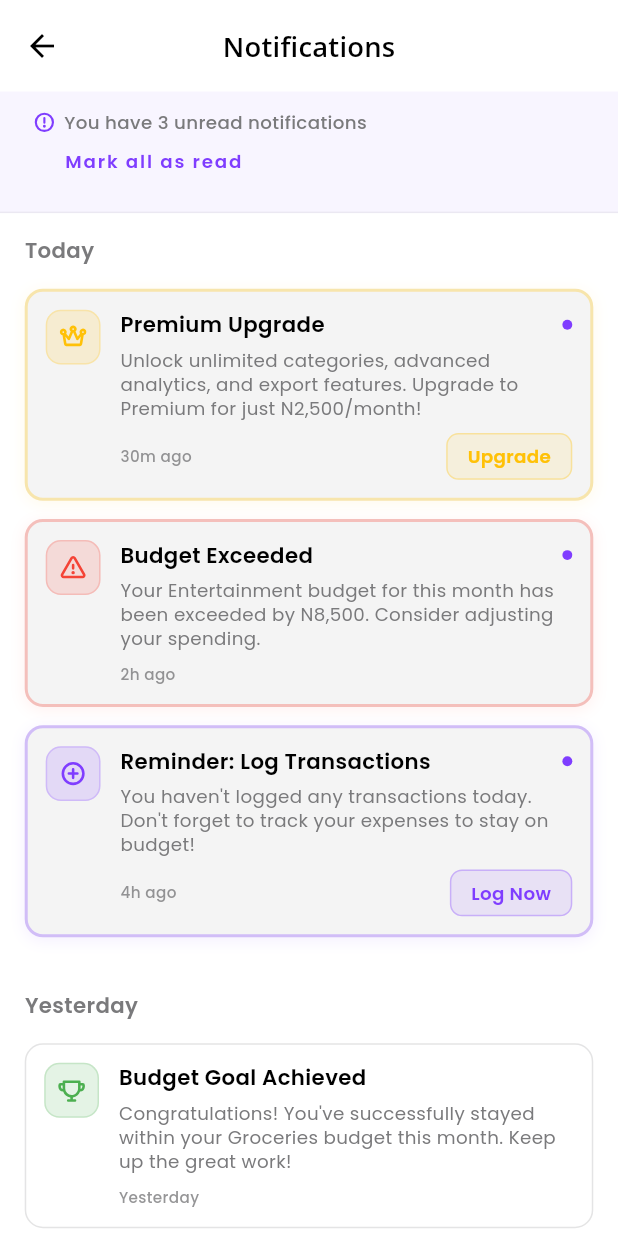
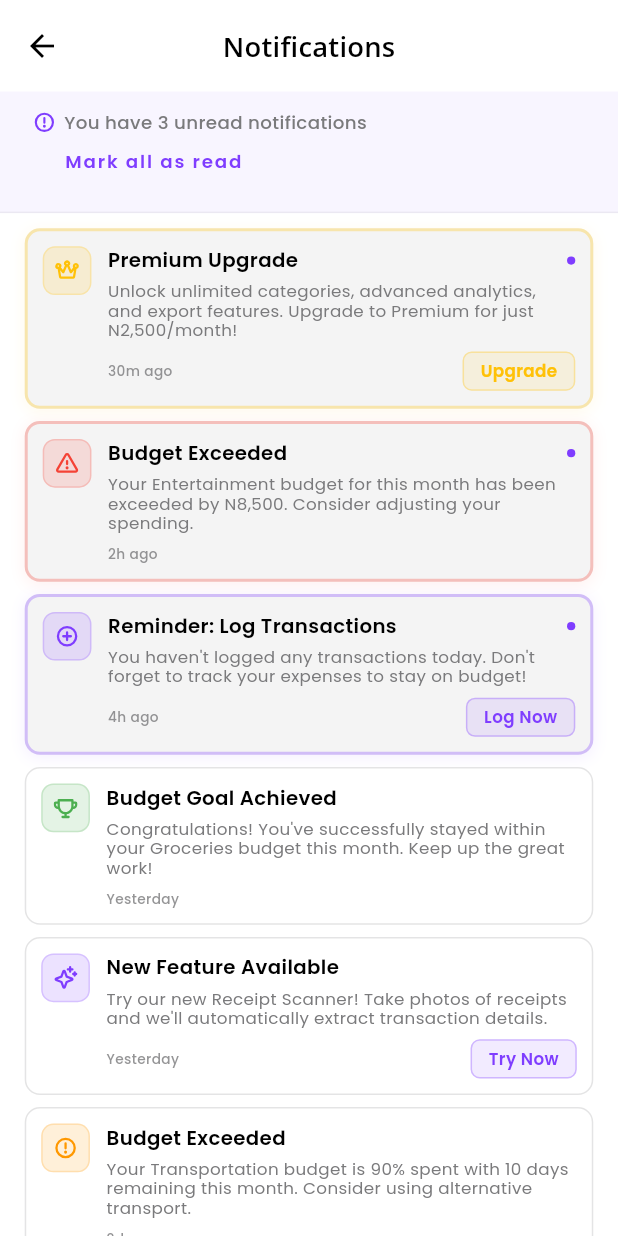
Before and after one commit to DannylSyph3r/montra-expense-tracker, a Flutter app: the NotificationsView screen opened directly, on a phone screen of 412 x 824 dp. Run offline on Flutter 3.47's test engine with Material 3 defaults, Android fonts, the phone set to English and light mode, and no system bars; our stand-ins replace another_flushbar, badges, bloc, dotted_border, equatable, file_picker and 14 more.

Commit message:
Adjustment on Notifications view and Filter screen

```diff
--- a/lib/features/notifcations/views/notifications_view.dart
+++ b/lib/features/notifcations/views/notifications_view.dart
@@ -92,7 +92,8 @@ class _NotificationsViewState extends State<NotificationsView> {
                           TextButton(
                             onPressed: _markAllAsRead,
                             style: TextButton.styleFrom(
-                              padding: EdgeInsets.symmetric(vertical: 6.h, horizontal: 19.w),
+                              padding: EdgeInsets.symmetric(
+                                  vertical: 6.h, horizontal: 19.w),
                               minimumSize: Size.zero,
                               tapTargetSize: MaterialTapTargetSize.shrinkWrap,
                             ),
@@ -106,42 +107,17 @@ class _NotificationsViewState extends State<NotificationsView> {
                     : null,
               ),
 
-              // Notifications List
+              // Notifications List - Direct listing without date grouping
               Expanded(
-                child: ListView.builder(
-                  padding: 15.padH,
-                  itemCount: _groupNotificationsByDate(notifications).length,
+                child: ListView.separated(
+                  padding:
+                      EdgeInsets.symmetric(horizontal: 15.w, vertical: 10.h),
+                  itemCount: notifications.length,
+                  separatorBuilder: (context, index) =>
+                      8.sbH, // More compact spacing
                   itemBuilder: (context, index) {
-                    final group = _groupNotificationsByDate(notifications)[index];
-                    return Column(
-                      crossAxisAlignment: CrossAxisAlignment.start,
-                      children: [
-                        // Date header
-                        Padding(
-                          padding: EdgeInsets.symmetric(vertical: 15.h),
-                          child: group['date'].toString().txt14(
-                                fontW: F.w6,
-                                color: Palette.greyColor,
-                              ),
-                        ),
-
-                        // Notifications for this date
-                        ListView.separated(
-                          shrinkWrap: true,
-                          physics: const NeverScrollableScrollPhysics(),
-                          itemCount:
-                              (group['notifications'] as List<NotificationItem>)
-                                  .length,
-                          separatorBuilder: (context, index) => 12.sbH,
-                          itemBuilder: (context, notificationIndex) {
-                            final notification = (group['notifications']
-                                as List<NotificationItem>)[notificationIndex];
-                            return _buildNotificationTile(notification);
-                          },
-                        ),
-                        20.sbH,
-                      ],
-                    );
+                    final notification = notifications[index];
+                    return _buildNotificationTile(notification);
                   },
                 ),
               ),
@@ -154,10 +130,10 @@ class _NotificationsViewState extends State<NotificationsView> {
 
   Widget _buildNotificationTile(NotificationItem notification) {
     return Container(
-      padding: 12.0.padA, // Reduced from 16
+      padding: 10.0.padA, // Reduced from 12
       decoration: BoxDecoration(
         color: notification.isRead ? Palette.whiteColor : Palette.greyFill,
-        borderRadius: BorderRadius.circular(12.r), // Reduced from 15
+        borderRadius: BorderRadius.circular(10.r), // Reduced from 12
         border: Border.all(
           color: notification.isRead
               ? Palette.greyColor.withOpacity(0.2)
@@ -179,11 +155,11 @@ class _NotificationsViewState extends State<NotificationsView> {
         children: [
           // Notification Icon - smaller
           Container(
-            height: 36.h, // Reduced from 50
-            width: 36.h, // Reduced from 50
+            height: 32.h, // Reduced from 36
+            width: 32.h, // Reduced from 36
             decoration: BoxDecoration(
               color: notification.color.withOpacity(0.15),
-              borderRadius: BorderRadius.circular(10.r), // Reduced from 12
+              borderRadius: BorderRadius.circular(8.r), // Reduced from 10
               border: Border.all(
                 color: notification.color.withOpacity(0.2),
                 width: 1,
@@ -191,11 +167,11 @@ class _NotificationsViewState extends State<NotificationsView> {
             ),
             child: Icon(
               notification.icon,
-              size: 18.h, // Reduced from 24
+              size: 16.h, // Reduced from 18
               color: notification.color,
             ),
           ),
-          12.sbW, // Reduced from 15
+          10.sbW, // Reduced from 12
 
           // Notification Content
           Expanded(
@@ -205,8 +181,8 @@ class _NotificationsViewState extends State<NotificationsView> {
                 Row(
                   children: [
                     Expanded(
-                      child: notification.title.txt14(
-                        // Reduced from txt16
+                      child: notification.title.txt(
+                        size: 13.sp,
                         fontW: F.w6,
                         color: notification.isRead
                             ? Palette.blackColor
@@ -215,8 +191,8 @@ class _NotificationsViewState extends State<NotificationsView> {
                     ),
                     if (!notification.isRead)
                       Container(
-                        width: 6.w, // Reduced from 8
-                        height: 6.w, // Reduced from 8
+                        width: 5.w, // Reduced from 6
+                        height: 5.w, // Reduced from 6
                         decoration: const BoxDecoration(
                           color: Palette.montraPurple,
                           shape: BoxShape.circle,
@@ -224,20 +200,21 @@ class _NotificationsViewState extends State<NotificationsView> {
                       ),
                   ],
                 ),
-                6.sbH, // Reduced from 8
-                notification.message.txt12(
-                  // Reduced from txt14
+                4.sbH,
+                notification.message.txt(
+                  size: 11.sp,
                   color: Palette.greyColor,
-                  maxLines: 3, // Reduced from 4
+                  maxLines: 3,
                   overflow: TextOverflow.ellipsis,
-                  height: 1.3, // Reduced from 1.4
+                  height: 1.2,
                 ),
-                8.sbH, // Reduced from 10
+                8.sbH,
                 Row(
                   mainAxisAlignment: MainAxisAlignment.spaceBetween,
                   children: [
-                    _formatTimestamp(notification.timestamp).txt(
-                      size: 10.sp,
+                    // Date display on bottom left with new formatting
+                    _formatTileDate(notification.timestamp).txt(
+                      size: 9.sp, // Reduced from 10
                       color: Palette.greyColor.withOpacity(0.8),
                       fontW: F.w5,
                     ),
@@ -252,6 +229,29 @@ class _NotificationsViewState extends State<NotificationsView> {
         ],
       ),
     ).tap(onTap: () => _onNotificationTap(notification));
+  }
+
+  String _formatTileDate(DateTime timestamp) {
+    final now = DateTime.now();
+    final difference = now.difference(timestamp);
+
+    // Only show dd/mm/yyyy format for notifications older than 14 days
+    if (difference.inDays >= 14) {
+      return DateFormat('dd/MM/yyyy').format(timestamp);
+    } else {
+      // For items newer than 14 days, show relative format
+      if (difference.inMinutes < 1) {
+        return 'Just now';
+      } else if (difference.inMinutes < 60) {
+        return '${difference.inMinutes}m ago';
+      } else if (difference.inHours < 24) {
+        return '${difference.inHours}h ago';
+      } else if (difference.inDays == 1) {
+        return 'Yesterday';
+      } else {
+        return '${difference.inDays}d ago';
+      }
+    }
   }
 
   bool _shouldShowActionButton(NotificationItem notification) {
@@ -284,13 +284,15 @@ class _NotificationsViewState extends State<NotificationsView> {
     }
 
     return Container(
-      padding: EdgeInsets.symmetric(horizontal: 12.w, vertical: 6.h),
+      padding:
+          EdgeInsets.symmetric(horizontal: 10.w, vertical: 4.h), // More compact
       decoration: BoxDecoration(
         color: buttonColor.withOpacity(0.1),
-        borderRadius: BorderRadius.circular(8.r),
+        borderRadius: BorderRadius.circular(6.r), // Reduced from 8
         border: Border.all(color: buttonColor.withOpacity(0.3)),
       ),
-      child: buttonText.txt12(
+      child: buttonText.txt(
+        size: 11.sp,
         color: buttonColor,
         fontW: F.w6,
       ),
@@ -360,70 +362,6 @@ class _NotificationsViewState extends State<NotificationsView> {
         ),
       ),
     );
-  }
-
-  List<Map<String, dynamic>> _groupNotificationsByDate(
-      List<NotificationItem> notifications) {
-    final Map<String, List<NotificationItem>> grouped = {};
-
-    for (final notification in notifications) {
-      final dateKey = _getDateKey(notification.timestamp);
-      if (!grouped.containsKey(dateKey)) {
-        grouped[dateKey] = [];
-      }
-      grouped[dateKey]!.add(notification);
-    }
-
-    // Sort by date and create the final structure
-    final sortedKeys = grouped.keys.toList()..sort((a, b) => b.compareTo(a));
-
-    return sortedKeys
-        .map((key) => {
-              'date': _formatDateKey(key),
-              'notifications': grouped[key]!,
-            })
-        .toList();
-  }
-
-  String _getDateKey(DateTime date) {
-    return DateFormat('yyyy-MM-dd').format(date);
-  }
-
-  String _formatDateKey(String dateKey) {
-    final date = DateTime.parse(dateKey);
-    final now = DateTime.now();
-    final today = DateTime(now.year, now.month, now.day);
-    final yesterday = today.subtract(const Duration(days: 1));
-    final notificationDate = DateTime(date.year, date.month, date.day);
-
-    if (notificationDate == today) {
-      return 'Today';
-    } else if (notificationDate == yesterday) {
-      return 'Yesterday';
-    } else if (now.difference(notificationDate).inDays < 7) {
-      return DateFormat('EEEE').format(date);
-    } else {
-      return DateFormat('MMM dd, yyyy').format(date);
-    }
-  }
-
-  String _formatTimestamp(DateTime timestamp) {
-    final now = DateTime.now();
-    final difference = now.difference(timestamp);
-
-    if (difference.inMinutes < 1) {
-      return 'Just now';
-    } else if (difference.inMinutes < 60) {
-      return '${difference.inMinutes}m ago';
-    } else if (difference.inHours < 24) {
-      return '${difference.inHours}h ago';
-    } else if (difference.inDays == 1) {
-      return 'Yesterday';
-    } else if (difference.inDays < 7) {
-      return '${difference.inDays}d ago';
-    } else {
-      return DateFormat('MMM dd').format(timestamp);
-    }
   }
 
   void _onNotificationTap(NotificationItem notification) {
--- a/lib/features/transactions/views/transaction_filter_view.dart
+++ b/lib/features/transactions/views/transaction_filter_view.dart
@@ -160,9 +160,9 @@ class _TransactionFilterViewState extends State<TransactionFilterView> {
         ),
         15.sbH,
         Wrap(
-          spacing: 12.w,
+          spacing: 5.w,
           runSpacing: 10.h,
-          children: ["Today", "This Week", "This Month", "All"]
+          children: ["Today", "This Week", "This Month"]
               .map((filter) => _buildQuickFilterChip(filter))
               .toList(),
         ),
```
Also changed, not shown: 4 other files.
